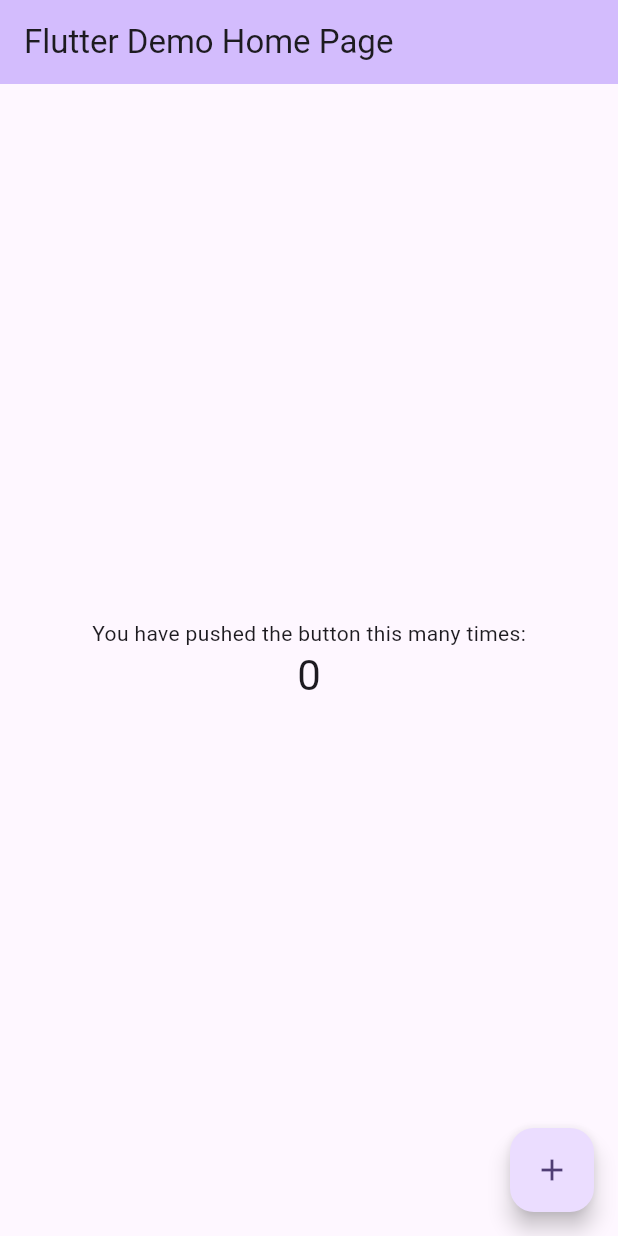
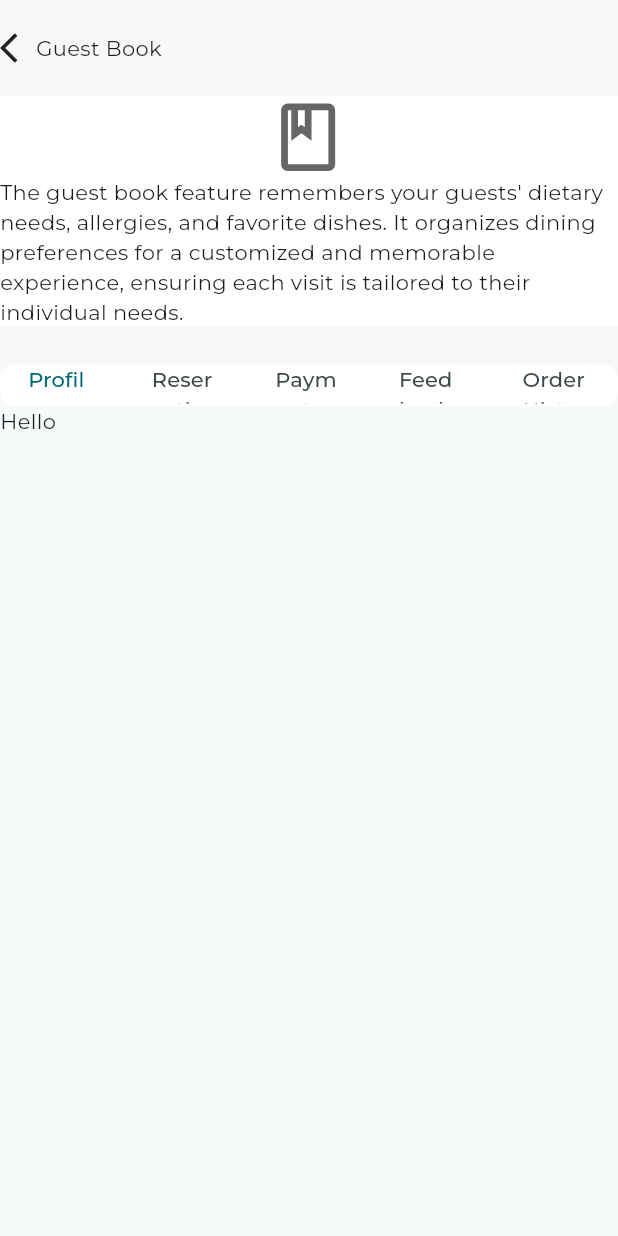
Before and after one commit to Chi-naza/eat_app, a Flutter app: the screen it shows after launch, on a phone screen of 412 x 824 dp. Run offline on Flutter 3.47's test engine with Material 3 defaults, Android fonts, the light colour scheme and no system bars; our stand-ins replace flutter_svg, google_fonts.

Commit message:
Set up the structure

```diff
--- /dev/null
+++ b/lib/constants/app_colors.dart
@@ -0,0 +1,8 @@
+import 'package:flutter/material.dart';
+
+class AppColors {
+  static const primaryColor = Color(0xff212121);
+  static const lightTabButtonColor = Color(0xff666666);
+  static const background = Color(0xfff8f8f8);
+  static const appWhite = Color(0xffffffff);
+}
--- /dev/null
+++ b/lib/constants/app_images.dart
@@ -0,0 +1,5 @@
+class AppImages {
+  static const basePath = 'assets/images/';
+
+  static const myImage = '${basePath}my_image.png';
+}
--- /dev/null
+++ b/lib/constants/app_svgs.dart
@@ -0,0 +1,5 @@
+class AppSvgs {
+  static const basePath = 'assets/svgs/';
+
+  static const guestBookSvg = '${basePath}guest_book.svg';
+}
--- a/lib/main.dart
+++ b/lib/main.dart
@@ -1,7 +1,18 @@
+// import 'package:device_preview/device_preview.dart';
+import 'package:eat_app/constants/app_colors.dart';
+import 'package:eat_app/screens/dashboard_screen.dart';
+// import 'package:flutter/foundation.dart';
 import 'package:flutter/material.dart';
+import 'package:google_fonts/google_fonts.dart';
 
 void main() {
-  runApp(const MyApp());
+  runApp(
+    const MyApp(),
+    // DevicePreview(
+    //   enabled: kDebugMode,
+    //   builder: (context) => const MyApp(),
+    // ),
+  );
 }
 
 class MyApp extends StatelessWidget {
@@ -11,115 +22,14 @@
   @override
   Widget build(BuildContext context) {
     return MaterialApp(
-      title: 'Flutter Demo',
+      title: 'Eat App',
+      debugShowCheckedModeBanner: false,
       theme: ThemeData(
-        // This is the theme of your application.
-        //
-        // TRY THIS: Try running your application with "flutter run". You'll see
-        // the application has a purple toolbar. Then, without quitting the app,
-        // try changing the seedColor in the colorScheme below to Colors.green
-        // and then invoke "hot reload" (save your changes or press the "hot
-        // reload" button in a Flutter-supported IDE, or press "r" if you used
-        // the command line to start the app).
-        //
-        // Notice that the counter didn't reset back to zero; the application
-        // state is not lost during the reload. To reset the state, use hot
-        // restart instead.
-        //
-        // This works for code too, not just values: Most code changes can be
-        // tested with just a hot reload.
-        colorScheme: ColorScheme.fromSeed(seedColor: Colors.deepPurple),
+        colorScheme: ColorScheme.fromSeed(seedColor: AppColors.primaryColor),
         useMaterial3: true,
+        fontFamily: GoogleFonts.montserrat().fontFamily,
       ),
-      home: const MyHomePage(title: 'Flutter Demo Home Page'),
+      home: const EatDashboardScreen(),
     );
   }
 }
-
-class MyHomePage extends StatefulWidget {
-  const MyHomePage({super.key, required this.title});
-
-  // This widget is the home page of your application. It is stateful, meaning
-  // that it has a State object (defined below) that contains fields that affect
-  // how it looks.
-
-  // This class is the configuration for the state. It holds the values (in this
-  // case the title) provided by the parent (in this case the App widget) and
-  // used by the build method of the State. Fields in a Widget subclass are
-  // always marked "final".
-
-  final String title;
-
-  @override
-  State<MyHomePage> createState() => _MyHomePageState();
-}
-
-class _MyHomePageState extends State<MyHomePage> {
-  int _counter = 0;
-
-  void _incrementCounter() {
-    setState(() {
-      // This call to setState tells the Flutter framework that something has
-      // changed in this State, which causes it to rerun the build method below
-      // so that the display can reflect the updated values. If we changed
-      // _counter without calling setState(), then the build method would not be
-      // called again, and so nothing would appear to happen.
-      _counter++;
-    });
-  }
-
-  @override
-  Widget build(BuildContext context) {
-    // This method is rerun every time setState is called, for instance as done
-    // by the _incrementCounter method above.
-    //
-    // The Flutter framework has been optimized to make rerunning build methods
-    // fast, so that you can just rebuild anything that needs updating rather
-    // than having to individually change instances of widgets.
-    return Scaffold(
-      appBar: AppBar(
-        // TRY THIS: Try changing the color here to a specific color (to
-        // Colors.amber, perhaps?) and trigger a hot reload to see the AppBar
-        // change color while the other colors stay the same.
-        backgroundColor: Theme.of(context).colorScheme.inversePrimary,
-        // Here we take the value from the MyHomePage object that was created by
-        // the App.build method, and use it to set our appbar title.
-        title: Text(widget.title),
-      ),
-      body: Center(
-        // Center is a layout widget. It takes a single child and positions it
-        // in the middle of the parent.
-        child: Column(
-          // Column is also a layout widget. It takes a list of children and
-          // arranges them vertically. By default, it sizes itself to fit its
-          // children horizontally, and tries to be as tall as its parent.
-          //
-          // Column has various properties to control how it sizes itself and
-          // how it positions its children. Here we use mainAxisAlignment to
-          // center the children vertically; the main axis here is the vertical
-          // axis because Columns are vertical (the cross axis would be
-          // horizontal).
-          //
-          // TRY THIS: Invoke "debug painting" (choose the "Toggle Debug Paint"
-          // action in the IDE, or press "p" in the console), to see the
-          // wireframe for each widget.
-          mainAxisAlignment: MainAxisAlignment.center,
-          children: <Widget>[
-            const Text(
-              'You have pushed the button this many times:',
-            ),
-            Text(
-              '$_counter',
-              style: Theme.of(context).textTheme.headlineMedium,
-            ),
-          ],
-        ),
-      ),
-      floatingActionButton: FloatingActionButton(
-        onPressed: _incrementCounter,
-        tooltip: 'Increment',
-        child: const Icon(Icons.add),
-      ), // This trailing comma makes auto-formatting nicer for build methods.
-    );
-  }
-}
--- /dev/null
+++ b/lib/screens/dashboard_screen.dart
@@ -0,0 +1,124 @@
+import 'package:eat_app/constants/app_colors.dart';
+import 'package:eat_app/constants/app_svgs.dart';
+import 'package:flutter/material.dart';
+import 'package:flutter_svg/svg.dart';
+
+class EatDashboardScreen extends StatefulWidget {
+  const EatDashboardScreen({super.key});
+
+  @override
+  State<EatDashboardScreen> createState() => _EatDashboardScreenState();
+}
+
+class _EatDashboardScreenState extends State<EatDashboardScreen>
+    with SingleTickerProviderStateMixin {
+  late TabController _tabController;
+
+  @override
+  void initState() {
+    super.initState();
+    _tabController = TabController(length: _tabs.length, vsync: this);
+    _tabController.addListener(() {
+      setState(() {}); // Update the state to refresh tabs on selection change
+    });
+  }
+
+  @override
+  Widget build(BuildContext context) {
+    return Scaffold(
+      backgroundColor: AppColors.background,
+      body: SafeArea(
+        child: SingleChildScrollView(
+          child: Column(
+            mainAxisAlignment: MainAxisAlignment.center,
+            children: [
+              SizedBox(height: 20),
+              Row(
+                children: [
+                  Icon(
+                    Icons.arrow_back_ios,
+                    color: AppColors.primaryColor,
+                  ),
+                  Text("Guest Book"),
+                ],
+              ),
+              SizedBox(height: 20),
+              Container(
+                color: AppColors.appWhite,
+                child: Column(
+                  children: [
+                    SvgPicture.asset(AppSvgs.guestBookSvg),
+                    Text(
+                        "The guest book feature remembers your guests' dietary needs, allergies, and favorite dishes. "
+                        "It organizes dining preferences for a customized and memorable experience, "
+                        "ensuring each visit is tailored to their individual needs."),
+                  ],
+                ),
+              ),
+              SizedBox(height: 25),
+              // Tabs
+              Container(
+                decoration: BoxDecoration(
+                  borderRadius: BorderRadius.circular(10),
+                  color: AppColors.appWhite,
+                ),
+                child: TabBar(
+                  labelPadding: EdgeInsets.symmetric(horizontal: 05),
+                  dividerHeight: 0,
+                  controller: _tabController,
+                  tabs: _tabs.map((tab) {
+                    return Container(
+                      height: 26,
+                      width: 45,
+                      child: Text(tab),
+                    );
+                  }).toList(),
+                  indicator:
+                      const BoxDecoration(), // Remove the default indicator
+                ),
+              ),
+              // Tab Body
+              Container(
+                width: double.maxFinite,
+                height: 700,
+                child: TabBarView(
+                  controller: _tabController,
+                  children: const [
+                    ProfileScreen(),
+                    Scaffold(),
+                    Scaffold(),
+                    Scaffold(),
+                    Scaffold(),
+                  ],
+                ),
+              ),
+            ],
+          ),
+        ),
+      ),
+    );
+  }
+
+  final List<String> _tabs = [
+    "Profile",
+    "Reservation",
+    "Payment",
+    "Feedback",
+    "Order History",
+  ];
+}
+
+class ProfileScreen extends StatelessWidget {
+  const ProfileScreen({super.key});
+
+  @override
+  Widget build(BuildContext context) {
+    return Scaffold(
+      body: Column(
+        children: [
+          Text("Hello"),
+        ],
+      ),
+    );
+  }
+}
--- a/pubspec.yaml
+++ b/pubspec.yaml
@@ -15,6 +15,7 @@ dependencies:
   cupertino_icons: ^1.0.8
   flutter_svg: ^2.0.10+1
   google_fonts: ^4.0.4
+  device_preview: ^1.2.0
 
 dev_dependencies:
   flutter_test:
```
Also changed, not shown: assets/svgs/guest_book.svg (added), lib/screens/intro.dart (added), pubspec.lock, 7 other files.
